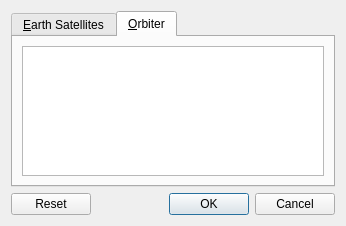
The window that src/plugins/render/satellites/SatellitesConfigDialog.ui (KDE/marble) describes before a commit, drawn with Qt 5.
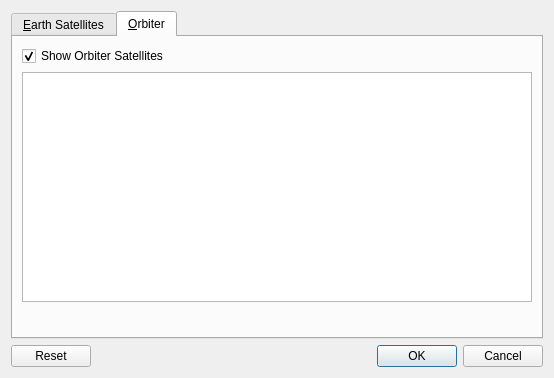
The same window after the commit. The open tabs and pages were chosen to show the change.

Commit message:
SatellitesPlugin: add update and open button for orbiter catalog
 * The configuration dialog of the satellites plugin now shows a
   button for opening a local catalog file from disk and updating
   the object catalog via the internet.

The edit to the form file:
```diff
--- a/src/plugins/render/satellites/SatellitesConfigDialog.ui
+++ b/src/plugins/render/satellites/SatellitesConfigDialog.ui
@@ -6,8 +6,8 @@
    <rect>
     <x>0</x>
     <y>0</y>
-    <width>346</width>
-    <height>226</height>
+    <width>554</width>
+    <height>378</height>
    </rect>
   </property>
   <property name="windowTitle">
@@ -34,9 +34,35 @@
        <string>&amp;Orbiter</string>
       </attribute>
       <layout class="QVBoxLayout" name="verticalLayout_3">
+       <item>
+        <widget class="QCheckBox" name="checkBoxShowOrbiterSatellites">
+         <property name="text">
+          <string>Show Orbiter Satellites</string>
+         </property>
+         <property name="checked">
+          <bool>true</bool>
+         </property>
+        </widget>
+       </item>
        <item>
         <widget class="QTreeView" name="treeViewOrbiter"/>
        </item>
+       <item>
+        <widget class="QDialogButtonBox" name="buttonBoxCatalog">
+         <property name="minimumSize">
+          <size>
+           <width>0</width>
+           <height>20</height>
+          </size>
+         </property>
+         <property name="standardButtons">
+          <set>QDialogButtonBox::NoButton</set>
+         </property>
+         <property name="centerButtons">
+          <bool>false</bool>
+         </property>
+        </widget>
+       </item>
       </layout>
      </widget>
     </widget>
```
Left out of the diff: 72 changed lines with no effect on the pictures. The commit also changes 1 other file.
